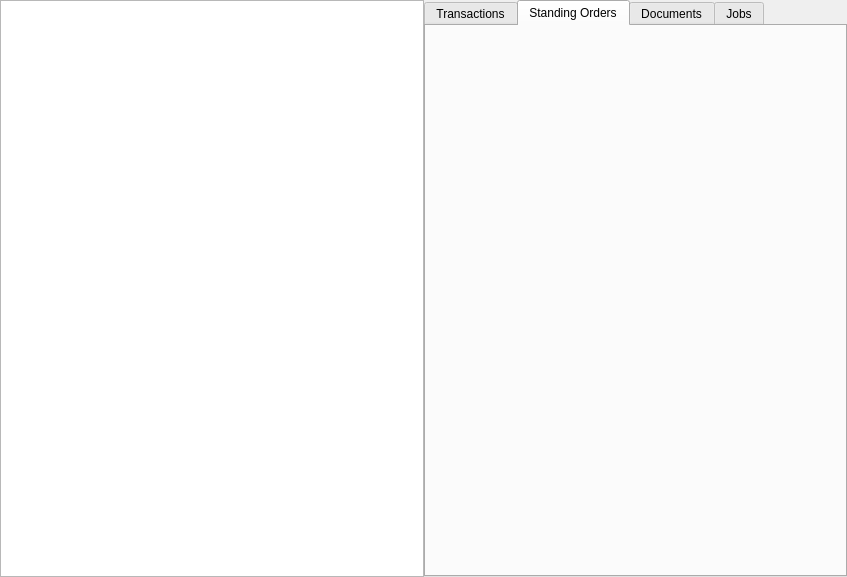
This is src/ui/AppCentralWidget.ui in chmmou/olbaflinx as Qt 5 draws it before an edit. The edited form follows.
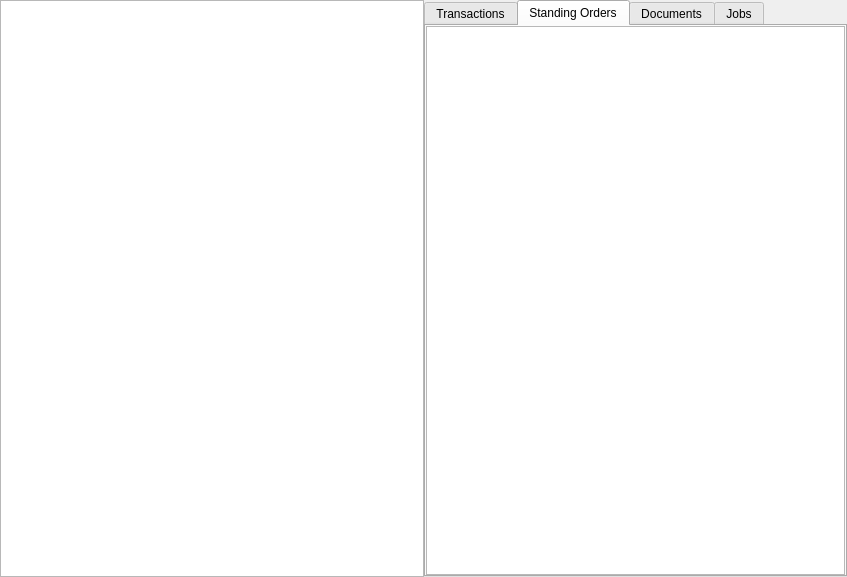
This is the edited form. The open tabs and pages were chosen to show the change.

Commit message: Show the standing orders of the chosen account

The edit to the form file:
```diff
--- a/src/ui/AppCentralWidget.ui
+++ b/src/ui/AppCentralWidget.ui
@@ -284,6 +284,86 @@
           <attribute name="title">
            <string>Standing Orders</string>
           </attribute>
+          <layout class="QVBoxLayout" name="standingOrdersLayout">
+           <property name="spacing">
+            <number>0</number>
+           </property>
+           <property name="leftMargin">
+            <number>0</number>
+           </property>
+           <property name="topMargin">
+            <number>0</number>
+           </property>
+           <property name="rightMargin">
+            <number>0</number>
+           </property>
+           <property name="bottomMargin">
+            <number>0</number>
+           </property>
+           <item>
+            <widget class="QStackedWidget" name="stackedWidgetStandingOrders">
+             <property name="currentIndex">
+              <number>0</number>
+             </property>
+             <widget class="QWidget" name="pageStandingOrderTable">
+              <layout class="QVBoxLayout" name="standingOrderTableLayout">
+               <property name="spacing">
+                <number>0</number>
+               </property>
+               <property name="leftMargin">
+                <number>0</number>
+               </property>
+               <property name="topMargin">
+                <number>0</number>
+               </property>
+               <property name="rightMargin">
+                <number>0</number>
+               </property>
+               <property name="bottomMargin">
+                <number>0</number>
+               </property>
+               <item>
+                <widget class="QTableView" name="tableViewStandingOrders">
+                 <property name="selectionBehavior">
+                  <enum>QAbstractItemView::SelectionBehavior::SelectRows</enum>
+                 </property>
+                 <property name="alternatingRowColors">
+                  <bool>true</bool>
+                 </property>
+                 <property name="wordWrap">
+                  <bool>true</bool>
+                 </property>
+                </widget>
+               </item>
+              </layout>
+             </widget>
+             <widget class="QWidget" name="pageStandingOrdersNotice">
+              <layout class="QVBoxLayout" name="standingOrdersNoticeLayout">
+               <item>
+                <widget class="QLabel" name="labelStandingOrdersHeadline">
+                 <property name="alignment">
+                  <set>Qt::AlignmentFlag::AlignCenter</set>
+                 </property>
+                 <property name="wordWrap">
+                  <bool>true</bool>
+                 </property>
+                </widget>
+               </item>
+               <item>
+                <widget class="QLabel" name="labelStandingOrdersNotice">
+                 <property name="alignment">
+                  <set>Qt::AlignmentFlag::AlignCenter</set>
+                 </property>
+                 <property name="wordWrap">
+                  <bool>true</bool>
+                 </property>
+                </widget>
+               </item>
+              </layout>
+             </widget>
+            </widget>
+           </item>
+          </layout>
          </widget>
          <widget class="QWidget" name="tabDocuments">
           <attribute name="title">
```
The commit also changes 10 other files.
